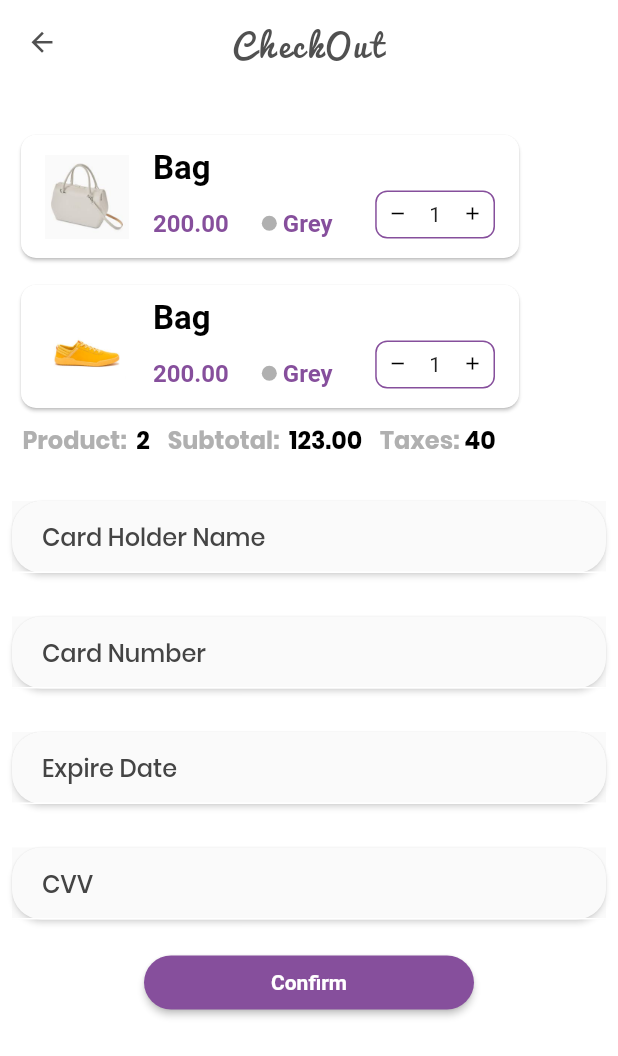
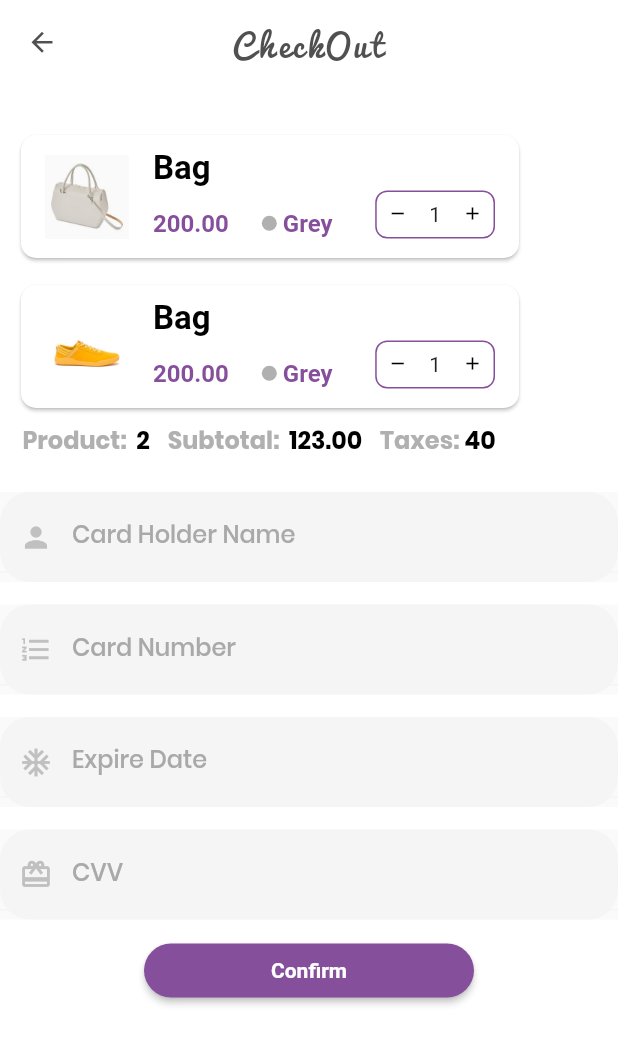
Before and after one commit to azkaBashir45/Ecomerce_Flutter, a Flutter app: the CheckOut screen opened directly, on a phone screen of 412 x 824 dp. Shown: the top 1056 px of the screen. Run offline on Flutter 3.47's test engine with Material 2 defaults, Android fonts, the phone set to English and light mode, and no system bars; our stand-ins replace dio, page_transition, smooth_star_rating.

```diff
--- a/lib/src/screens/Checkout.dart
+++ b/lib/src/screens/Checkout.dart
@@ -151,20 +151,20 @@ class _CheckOutState extends State<CheckOut> {
           child: Column(
             children: [
               Padding(
-                padding: const EdgeInsets.all(8.0),
-                child: fryoEmailInput('Card Holder Name'),
+                padding: const EdgeInsets.only(top: 2.0),
+                child: fryCheckoutInput('Card Holder Name', icon: Icons.person),
               ),
               Padding(
-                padding: const EdgeInsets.all(8.0),
-                child: fryoEmailInput('Card Number'),
+                  padding: const EdgeInsets.only(top: 2.0),
+                  child: fryCheckoutInput('Card Number',
+                      icon: Icons.format_list_numbered)),
+              Padding(
+                padding: const EdgeInsets.only(top: 2.0),
+                child: fryCheckoutInput("Expire Date", icon: Icons.ac_unit),
               ),
               Padding(
-                padding: const EdgeInsets.all(8.0),
-                child: fryoEmailInput2,
-              ),
-              Padding(
-                padding: const EdgeInsets.all(8.0),
-                child: fryoEmailInput3222,
+                padding: const EdgeInsets.only(top: 2.0),
+                child: fryCheckoutInput("CVV", icon: Icons.card_giftcard),
               ),
               SizedBox(
                 height: 10,
--- a/lib/src/screens/ProductPage.dart
+++ b/lib/src/screens/ProductPage.dart
@@ -115,7 +115,7 @@ class _ProductPageState extends State<ProductPage> {
                           children: <Widget>[
                             Text(
                               widget.productData.name,
-                              style: h5,
+                              style: titleHome,
                             ),
                             SizedBox(
                               width: 102,
@@ -372,7 +372,7 @@ class _ProductPageState extends State<ProductPage> {
                     children: <Widget>[
                       Text(
                         widget.productData.price,
-                        style: h5,
+                        style: titleHome,
                       ),
                       SizedBox(
                         width: 130,
--- a/lib/src/shared/inputFields.dart
+++ b/lib/src/shared/inputFields.dart
@@ -76,6 +76,56 @@ Container fryoEmailInput(String hintText,
   );
 }
 
+Container fryCheckoutInput(String hintText,
+    {onTap, onChanged, onEditingComplete, onSubmitted, IconData icon}) {
+  return Container(
+    height: 60,
+    margin: EdgeInsets.only(top: 13),
+    child: Material(
+      child: Material(
+        // elevation: 0.6,
+        color: Colors.grey[100],
+        shadowColor: Colors.white,
+        borderRadius: BorderRadius.all(Radius.circular(20)),
+        child: Center(
+          child: TextField(
+            onTap: onTap,
+            onChanged: onChanged,
+            onEditingComplete: onEditingComplete,
+            onSubmitted: onSubmitted,
+            keyboardType: TextInputType.emailAddress,
+            cursorColor: primaryColor,
+            style: inputFieldTextStyle,
+            decoration: InputDecoration(
+              prefixIcon: Icon(
+                icon,
+                size: 22,
+                color: Color(0xffc0c0c0),
+              ),
+              hintText: hintText,
+
+              hintStyle: inputFieldHintsTextStyle,
+              // focusedBorder: inputFieldFocusedBorderStyle,
+              contentPadding:
+                  EdgeInsets.symmetric(horizontal: 20, vertical: 10),
+              enabledBorder: UnderlineInputBorder(
+                borderSide: BorderSide(color: Colors.grey[100]),
+              ),
+              focusedBorder: UnderlineInputBorder(
+                borderSide: BorderSide(
+                  color: whiteColor,
+                ),
+              ),
+
+              // border: inputFieldDefaultBorderStyle
+            ),
+          ),
+        ),
+      ),
+    ),
+  );
+}
+
 Container fryoPasswordInput(String hintText,
     {onTap, onChanged, onEditingComplete, onSubmitted}) {
   return Container(
--- a/lib/src/shared/styles.dart
+++ b/lib/src/shared/styles.dart
@@ -75,6 +75,9 @@ const inputFieldTextStyle =
 const inputFieldHintTextStyle =
     TextStyle(fontFamily: 'Poppins', color: Color(0xff444444));
 
+const inputFieldHintsTextStyle =
+    TextStyle(fontFamily: 'Poppins', color: Color(0xffA9A9A9));
+
 const inputFieldPasswordTextStyle = TextStyle(
     fontFamily: 'Poppins', fontWeight: FontWeight.w500, letterSpacing: 3);
 
```
